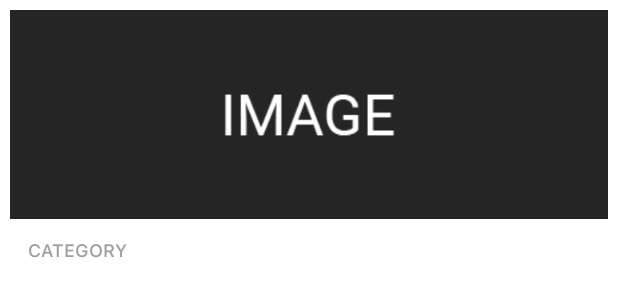
After one commit to mdshourovmolla2000/WireNews-App, an Android app: the layout single_news_item_layout.xml on its own in the app's theme, with its tools: preview values and no code run, on a phone screen of 412 x 824 dp. The commit adds this screen. Shown: the top 300 px of the screen. Run offline under Robolectric (Android 15) with nearby library versions, the phone set to English and light mode, and no system bars.

Commit message:
font added

```diff
--- a/app/src/main/AndroidManifest.xml
+++ b/app/src/main/AndroidManifest.xml
@@ -13,7 +13,7 @@
         android:theme="@style/AppTheme"
         tools:targetApi="33">
         <activity
-            android:name=".MainActivity"
+            android:name=".view.MainActivity"
             android:exported="true">
             <intent-filter>
                 <action android:name="android.intent.action.MAIN" />
--- a/app/src/main/java/com/shourov/wirenews/repository/CategoryRepository.kt
+++ b/app/src/main/java/com/shourov/wirenews/repository/CategoryRepository.kt
@@ -1,6 +1,6 @@
 package com.shourov.wirenews.repository
 
-import com.shourov.wirenews.DemoData
+import com.shourov.wirenews.utils.DemoData
 import com.shourov.wirenews.model.CategoryModel
 
 class CategoryRepository {
--- a/app/src/main/java/com/shourov/wirenews/repository/HomeRepository.kt
+++ b/app/src/main/java/com/shourov/wirenews/repository/HomeRepository.kt
@@ -1,6 +1,6 @@
 package com.shourov.wirenews.repository
 
-import com.shourov.wirenews.DemoData
+import com.shourov.wirenews.utils.DemoData
 
 class HomeRepository {
     fun getTopNewsCategory(): Array<String> = DemoData().topNewsCategoryData()
--- a/app/src/main/java/com/shourov/wirenews/DemoData.kt
+++ b/app/src/main/java/com/shourov/wirenews/utils/DemoData.kt
@@ -1,5 +1,6 @@
-package com.shourov.wirenews
+package com.shourov.wirenews.utils
 
+import com.shourov.wirenews.R
 import com.shourov.wirenews.model.CategoryModel
 
 class DemoData {
--- a/app/src/main/java/com/shourov/wirenews/utils/Extensions.kt
+++ b/app/src/main/java/com/shourov/wirenews/utils/Extensions.kt
@@ -2,7 +2,6 @@ package com.shourov.wirenews.utils
 
 import android.widget.ImageView
 import com.bumptech.glide.Glide
+import com.shourov.wirenews.R
 
-fun ImageView.loadImage(url: String?) = Glide.with(this.context).load(url).into(this)
-
-fun ImageView.loadImage(resource: Int?) = Glide.with(this.context).load(resource).into(this)
+fun ImageView.loadImage(resource: Int?, placeholder: Int = R.drawable.image_placeholder) = Glide.with(this.context).load(resource).placeholder(placeholder).error(placeholder).into(this)
--- a/app/src/main/java/com/shourov/wirenews/MainActivity.kt
+++ b/app/src/main/java/com/shourov/wirenews/view/MainActivity.kt
@@ -1,7 +1,8 @@
-package com.shourov.wirenews
+package com.shourov.wirenews.view
 
 import androidx.appcompat.app.AppCompatActivity
 import android.os.Bundle
+import com.shourov.wirenews.R
 
 class MainActivity : AppCompatActivity() {
     override fun onCreate(savedInstanceState: Bundle?) {
--- a/app/src/main/res/layout/activity_main.xml
+++ b/app/src/main/res/layout/activity_main.xml
@@ -4,7 +4,7 @@
     xmlns:tools="http://schemas.android.com/tools"
     android:layout_width="match_parent"
     android:layout_height="match_parent"
-    tools:context=".MainActivity">
+    tools:context=".view.MainActivity">
 
     <androidx.fragment.app.FragmentContainerView
         android:id="@+id/navHostFragment"
--- a/app/src/main/res/layout/single_category_item_layout.xml
+++ b/app/src/main/res/layout/single_category_item_layout.xml
@@ -28,7 +28,7 @@
                 android:id="@+id/categoryImageImageview"
                 android:layout_width="match_parent"
                 android:layout_height="match_parent"
-                android:src="@drawable/category_image_1"
+                android:src="@drawable/image_placeholder"
                 android:scaleType="centerCrop"/>
 
             <View
--- /dev/null
+++ b/app/src/main/res/layout/single_news_item_layout.xml
@@ -0,0 +1,39 @@
+<?xml version="1.0" encoding="utf-8"?>
+<androidx.constraintlayout.widget.ConstraintLayout
+    android:layout_width="match_parent"
+    android:layout_height="wrap_content"
+    xmlns:android="http://schemas.android.com/apk/res/android"
+    xmlns:app="http://schemas.android.com/apk/res-auto"
+    android:layout_margin="@dimen/_5sdp">
+
+    <ImageView
+        android:id="@+id/newsCoverImageview"
+        android:layout_width="0dp"
+        android:layout_height="0dp"
+        app:layout_constraintStart_toStartOf="parent"
+        app:layout_constraintEnd_toEndOf="parent"
+        app:layout_constraintTop_toTopOf="parent"
+        app:layout_constraintDimensionRatio="1:0.35"
+        android:src="@drawable/image_placeholder"
+        android:scaleType="centerCrop"/>
+
+    <androidx.constraintlayout.widget.ConstraintLayout
+        android:layout_width="match_parent"
+        android:layout_height="wrap_content"
+        app:layout_constraintTop_toBottomOf="@id/newsCoverImageview"
+        android:padding="@dimen/_9sdp">
+
+        <TextView
+            android:id="@+id/categoryTextview"
+            android:layout_width="wrap_content"
+            android:layout_height="wrap_content"
+            app:layout_constraintStart_toStartOf="parent"
+            app:layout_constraintTop_toTopOf="parent"
+            android:text="CATEGORY"
+            android:textSize="@dimen/_9sdp"
+            android:textColor="#9E9E9E"
+            android:fontFamily="@font/sf_pro_text_medium"/>
+
+    </androidx.constraintlayout.widget.ConstraintLayout>
+
+</androidx.constraintlayout.widget.ConstraintLayout>
```
Also changed, not shown: app/src/main/res/drawable/image_placeholder.jpg (added), app/src/main/res/font/sf_pro_text_medium.otf (added).
